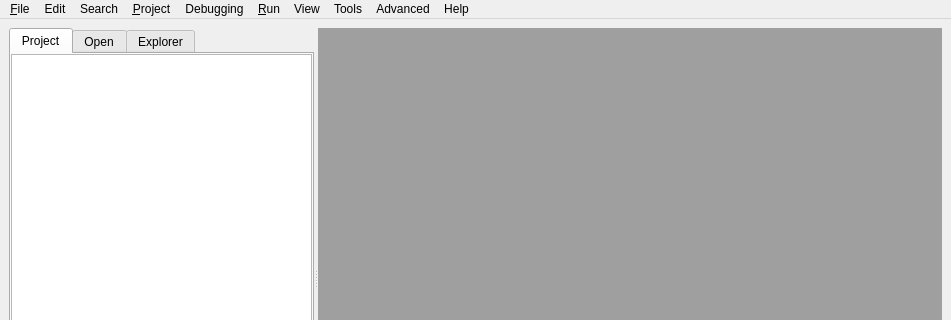
This is blurdev/ide/ui/ideeditor.ui in blurstudio/PrEditor as Qt 5 draws it before an edit; both pictures show x 0 to 951 and y 0 to 320 of the 951 by 559 pixel window. The edited form follows.
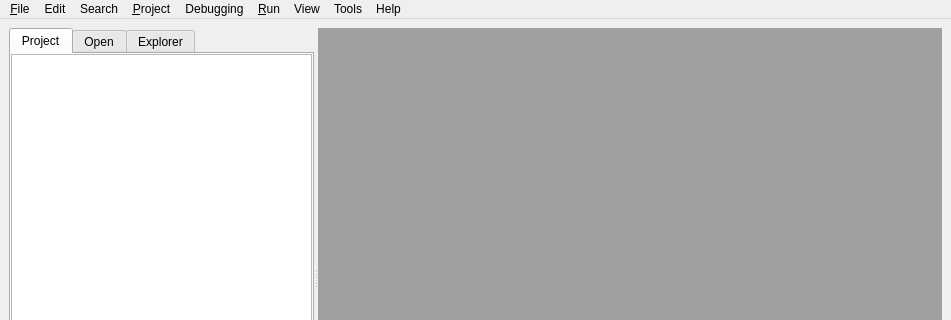
This is the edited form.

What changed in the file:
```diff
--- a/blurdev/ide/ui/ideeditor.ui
+++ b/blurdev/ide/ui/ideeditor.ui
@@ -153,12 +153,6 @@
     <addaction name="separator"/>
     <addaction name="uiShowLoggerACT"/>
    </widget>
-   <widget class="QMenu" name="uiAdvancedMENU">
-    <property name="title">
-     <string>Advanced</string>
-    </property>
-    <addaction name="uiConfigurationACT"/>
-   </widget>
    <widget class="QMenu" name="uiFileMENU">
     <property name="title">
      <string>&amp;File</string>
@@ -277,7 +271,6 @@
    <addaction name="uiRunMENU"/>
    <addaction name="uiViewMENU"/>
    <addaction name="uiToolsMENU"/>
-   <addaction name="uiAdvancedMENU"/>
    <addaction name="uiHelpMENU"/>
   </widget>
   <widget class="QStatusBar" name="statusbar"/>
```
Left out of the diff: 13 changed lines with no effect on the pictures.
